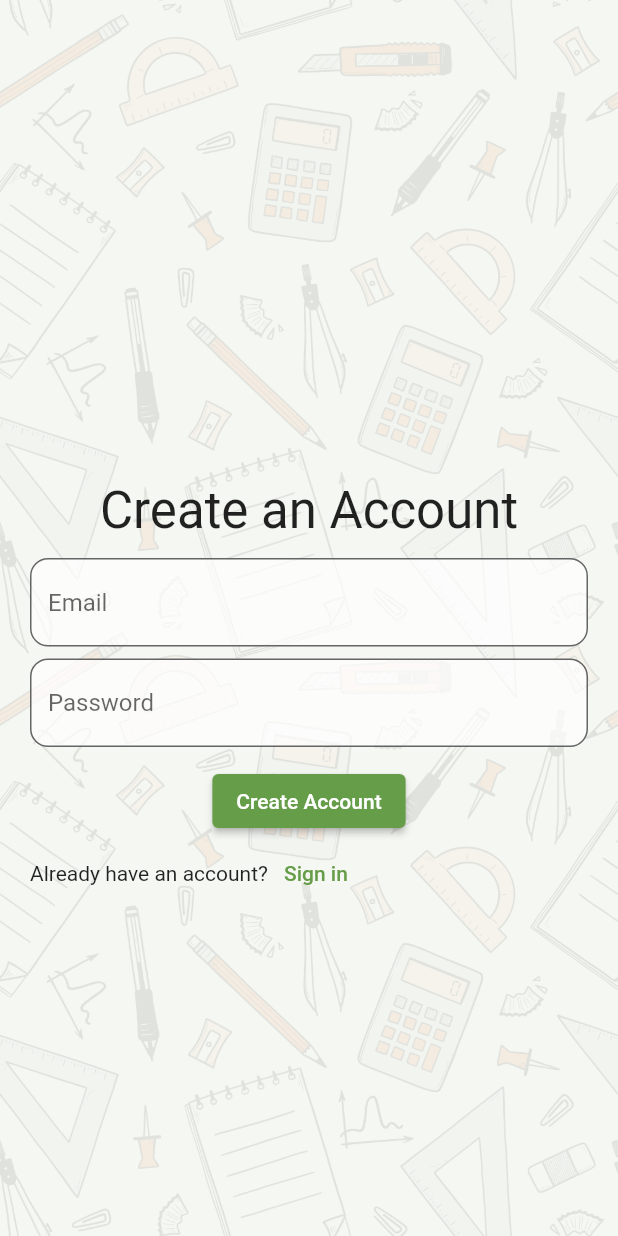
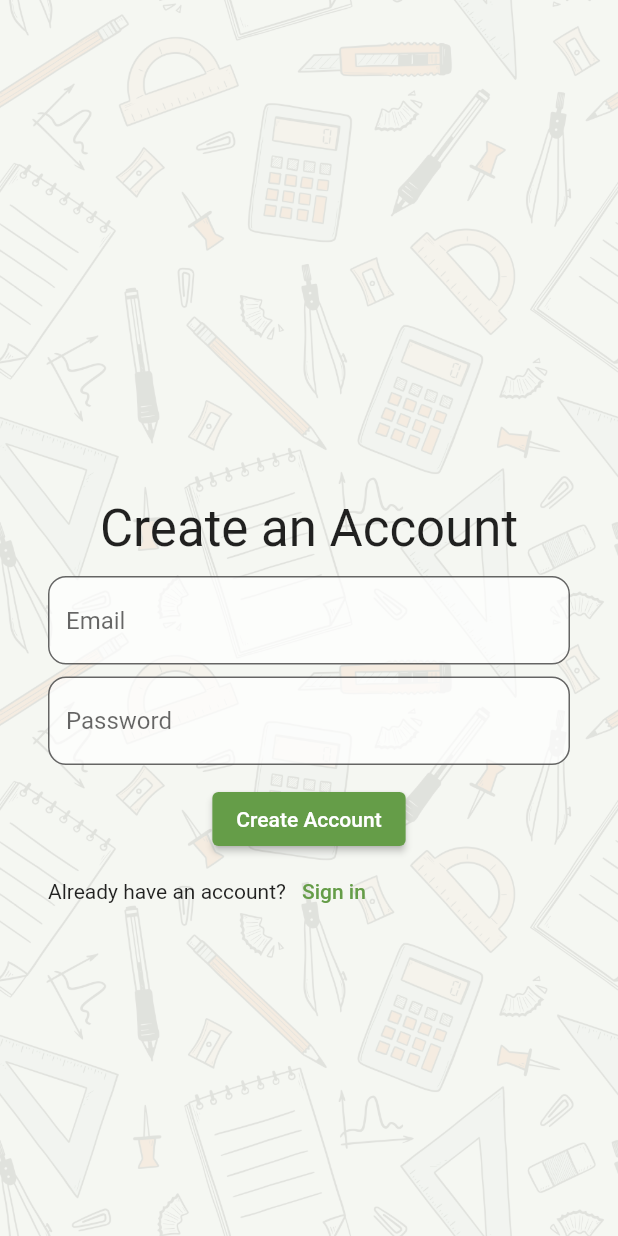
Before and after one commit to akwayne/backpack, a Flutter app: the screen it shows after launch, after a tap on "Or create a new account", on a phone screen of 412 x 824 dp. Run offline on Flutter 3.47's test engine with Material 2 defaults, Android fonts, the phone set to English and light mode, and no system bars; our stand-ins replace cloud_firestore, firebase_auth, firebase_core, firebase_storage, flutter_riverpod, go_router and 2 more; missing offline and left inert: firebase_ui_auth, firebase_ui_oauth_google; accounts and stored records are empty; network calls fail; Roboto replaces fonts that are missing (Arial).

Commit message:
update login design

```diff
--- a/lib/course/view/course_card.dart
+++ b/lib/course/view/course_card.dart
@@ -29,7 +29,7 @@ class CourseCard extends StatelessWidget {
                 course.subject.getColor,
               ],
             ),
-            borderRadius: const BorderRadius.all(Radius.circular(28.0)),
+            borderRadius: const BorderRadius.all(Radius.circular(22.0)),
           ),
           child: Stack(
             children: [
@@ -43,7 +43,7 @@ class CourseCard extends StatelessWidget {
                 ),
               ),
               Padding(
-                padding: const EdgeInsets.only(left: 18),
+                padding: const EdgeInsets.all(18),
                 child: Column(
                   mainAxisAlignment: MainAxisAlignment.center,
                   crossAxisAlignment: CrossAxisAlignment.start,
--- a/lib/user/view/auth/login_background.dart
+++ b/lib/user/view/auth/login_background.dart
@@ -57,7 +57,7 @@ class _LoginBackgroundState extends State<LoginBackground>
         ),
         SafeArea(
           child: Padding(
-            padding: const EdgeInsets.all(20.0),
+            padding: const EdgeInsets.all(32.0),
             child: Center(
               child: SizedBox(
                 width: 400,
--- a/lib/user/view/auth/login_page.dart
+++ b/lib/user/view/auth/login_page.dart
@@ -37,13 +37,15 @@ class LoginPage extends ConsumerWidget {
               controller: txtEmail,
               hintText: 'Email',
             ),
-            const SizedBox(height: 8),
+            const SizedBox(height: 12),
             AuthTextField(
               controller: txtPassword,
               hintText: 'Password',
             ),
             const SizedBox(height: 12),
-            ElevatedButton(
+            SizedBox(
+              width: double.infinity,
+              child: ElevatedButton(
                 onPressed: () async {
                   try {
                     await FirebaseAuth.instance.signInWithEmailAndPassword(
@@ -63,6 +65,7 @@ class LoginPage extends ConsumerWidget {
                 },
                 child: const Text('Log In'),
               ),
+            ),
             TextButton(
               onPressed: () => context.goNamed('register'),
               child: const Text('Or create a new account'),
```
Lines whose indentation alone changed are shown as unchanged.
